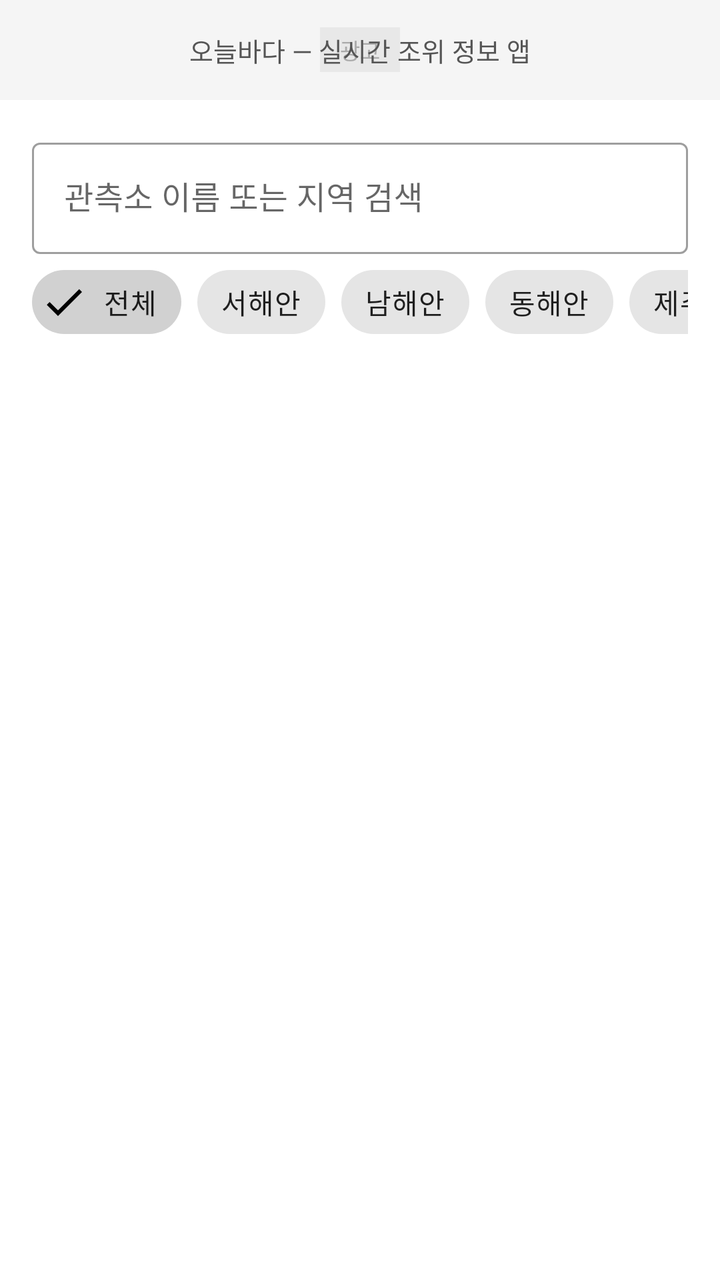
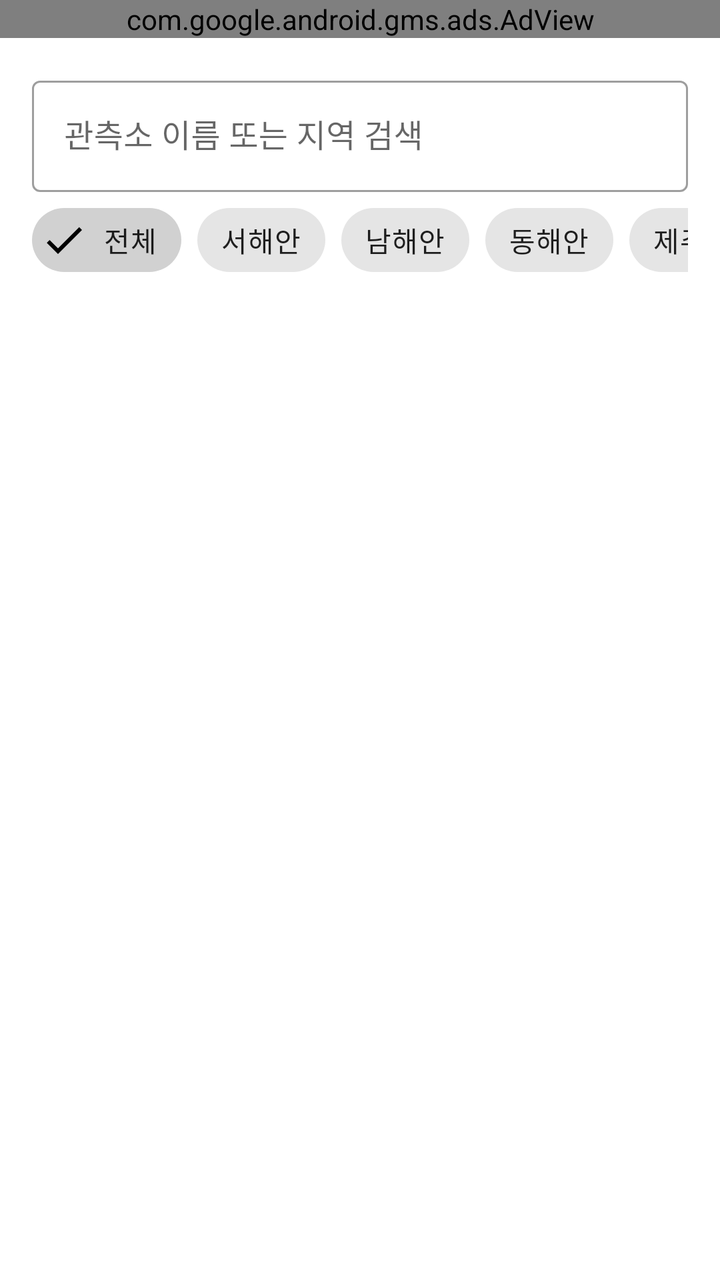

The first picture is an Android layout as it rendered before a commit; the second is the same layout after the commit. The layout source and the unified diff follow.
<!-- AndroidManifest.xml: application theme Theme.KoreTide -->
<!-- res/layout/fragment_search.xml -->
<?xml version="1.0" encoding="utf-8"?>
<androidx.constraintlayout.widget.ConstraintLayout
    xmlns:android="http://schemas.android.com/apk/res/android"
    xmlns:app="http://schemas.android.com/apk/res-auto"
    android:layout_width="match_parent"
    android:layout_height="match_parent"
    android:background="?android:attr/windowBackground">

    
    <FrameLayout
        android:id="@+id/adBanner"
        android:layout_width="0dp"
        android:layout_height="50dp"
        android:background="#F5F5F5"
        app:layout_constraintTop_toTopOf="parent"
        app:layout_constraintStart_toStartOf="parent"
        app:layout_constraintEnd_toEndOf="parent">

        <TextView
            android:layout_width="wrap_content"
            android:layout_height="wrap_content"
            android:layout_gravity="center"
            android:text="@string/ad_label"
            android:textSize="11sp"
            android:textColor="#AAAAAA"
            android:background="#E8E8E8"
            android:paddingHorizontal="10dp"
            android:paddingVertical="3dp" />

        <TextView
            android:layout_width="match_parent"
            android:layout_height="match_parent"
            android:gravity="center"
            android:text="오늘바다 — 실시간 조위 정보 앱"
            android:textSize="13sp"
            android:textColor="#555555" />
    </FrameLayout>

    <com.google.android.material.textfield.TextInputLayout
        android:id="@+id/tilSearch"
        style="@style/Widget.MaterialComponents.TextInputLayout.OutlinedBox"
        android:layout_width="0dp"
        android:layout_height="wrap_content"
        android:layout_margin="@dimen/spacing_md"
        app:layout_constraintTop_toBottomOf="@id/adBanner"
        app:layout_constraintStart_toStartOf="parent"
        app:layout_constraintEnd_toEndOf="parent">

        <com.google.android.material.textfield.TextInputEditText
            android:id="@+id/etSearch"
            android:layout_width="match_parent"
            android:layout_height="wrap_content"
            android:hint="@string/hint_search"
            android:inputType="text"
            android:imeOptions="actionSearch"
            android:singleLine="true" />
    </com.google.android.material.textfield.TextInputLayout>

    <HorizontalScrollView
        android:id="@+id/scrollChips"
        android:layout_width="0dp"
        android:layout_height="wrap_content"
        android:scrollbars="none"
        android:paddingHorizontal="@dimen/spacing_md"
        app:layout_constraintTop_toBottomOf="@id/tilSearch"
        app:layout_constraintStart_toStartOf="parent"
        app:layout_constraintEnd_toEndOf="parent">

        <com.google.android.material.chip.ChipGroup
            android:id="@+id/chipGroup"
            android:layout_width="wrap_content"
            android:layout_height="wrap_content"
            app:singleSelection="true">

            <com.google.android.material.chip.Chip
                android:id="@+id/chipAll"
                style="@style/Widget.MaterialComponents.Chip.Filter"
                android:layout_width="wrap_content"
                android:layout_height="wrap_content"
                android:text="@string/filter_all"
                android:checked="true" />

            <com.google.android.material.chip.Chip
                android:id="@+id/chipWest"
                style="@style/Widget.MaterialComponents.Chip.Filter"
                android:layout_width="wrap_content"
                android:layout_height="wrap_content"
                android:text="@string/filter_west" />

            <com.google.android.material.chip.Chip
                android:id="@+id/chipSouth"
                style="@style/Widget.MaterialComponents.Chip.Filter"
                android:layout_width="wrap_content"
                android:layout_height="wrap_content"
                android:text="@string/filter_south" />

            <com.google.android.material.chip.Chip
                android:id="@+id/chipEast"
                style="@style/Widget.MaterialComponents.Chip.Filter"
                android:layout_width="wrap_content"
                android:layout_height="wrap_content"
                android:text="@string/filter_east" />

            <com.google.android.material.chip.Chip
                android:id="@+id/chipJeju"
                style="@style/Widget.MaterialComponents.Chip.Filter"
                android:layout_width="wrap_content"
                android:layout_height="wrap_content"
                android:text="@string/filter_jeju" />
        </com.google.android.material.chip.ChipGroup>
    </HorizontalScrollView>

    <ProgressBar
        android:id="@+id/progressBar"
        android:layout_width="wrap_content"
        android:layout_height="wrap_content"
        android:visibility="gone"
        app:layout_constraintTop_toBottomOf="@id/scrollChips"
        app:layout_constraintStart_toStartOf="parent"
        app:layout_constraintEnd_toEndOf="parent" />

    <TextView
        android:id="@+id/tvEmpty"
        android:layout_width="wrap_content"
        android:layout_height="wrap_content"
        android:text="@string/no_stations"
        android:visibility="gone"
        android:textColor="?android:textColorSecondary"
        app:layout_constraintTop_toBottomOf="@id/scrollChips"
        app:layout_constraintStart_toStartOf="parent"
        app:layout_constraintEnd_toEndOf="parent"
        app:layout_constraintBottom_toBottomOf="parent" />

    <androidx.recyclerview.widget.RecyclerView
        android:id="@+id/recyclerStations"
        android:layout_width="0dp"
        android:layout_height="0dp"
        android:clipToPadding="false"
        android:paddingBottom="@dimen/spacing_md"
        app:layout_constraintTop_toBottomOf="@id/scrollChips"
        app:layout_constraintBottom_toBottomOf="parent"
        app:layout_constraintStart_toStartOf="parent"
        app:layout_constraintEnd_toEndOf="parent" />

</androidx.constraintlayout.widget.ConstraintLayout>
<!-- resources referenced by this layout -->
<resources>
  <dimen name="spacing_md">16dp</dimen>
  <string name="ad_label">광고</string>
  <string name="filter_all">전체</string>
  <string name="filter_east">동해안</string>
  <string name="filter_jeju">제주</string>
  <string name="filter_south">남해안</string>
  <string name="filter_west">서해안</string>
  <string name="hint_search">관측소 이름 또는 지역 검색</string>
  <string name="no_stations">검색 결과가 없습니다</string>
  <style name="Theme.KoreTide" parent="Theme.MaterialComponents.DayNight.DarkActionBar">
          <item name="colorPrimary">@color/ocean_blue</item>
          <item name="colorPrimaryVariant">@color/ocean_dark</item>
          <item name="colorOnPrimary">@android:color/white</item>
          <item name="colorSecondary">@color/teal</item>
          <item name="colorOnSecondary">@android:color/white</item>
          <item name="android:statusBarColor">?attr/colorPrimaryVariant</item>
          <item name="windowActionBar">false</item>
          <item name="windowNoTitle">true</item>
      </style>
  <color name="ocean_blue">#0288D1</color>
  <color name="ocean_dark">#01579B</color>
  <color name="teal">#00ACC1</color>
</resources>

<!-- the commit's change to res/layout/fragment_search.xml (unified diff, before → after) -->
@@ -7,34 +7,15 @@
     android:background="?android:attr/windowBackground">
 
     
-    <FrameLayout
-        android:id="@+id/adBanner"
+    <com.google.android.gms.ads.AdView
+        android:id="@+id/adBannerSearch"
         android:layout_width="0dp"
-        android:layout_height="50dp"
-        android:background="#F5F5F5"
+        android:layout_height="wrap_content"
+        app:adSize="BANNER"
+        app:adUnitId="@string/admob_banner_search_unit_id"
         app:layout_constraintTop_toTopOf="parent"
         app:layout_constraintStart_toStartOf="parent"
-        app:layout_constraintEnd_toEndOf="parent">
-
-        <TextView
-            android:layout_width="wrap_content"
-            android:layout_height="wrap_content"
-            android:layout_gravity="center"
-            android:text="@string/ad_label"
-            android:textSize="11sp"
-            android:textColor="#AAAAAA"
-            android:background="#E8E8E8"
-            android:paddingHorizontal="10dp"
-            android:paddingVertical="3dp" />
-
-        <TextView
-            android:layout_width="match_parent"
-            android:layout_height="match_parent"
-            android:gravity="center"
-            android:text="오늘바다 — 실시간 조위 정보 앱"
-            android:textSize="13sp"
-            android:textColor="#555555" />
-    </FrameLayout>
+        app:layout_constraintEnd_toEndOf="parent" />
 
     <com.google.android.material.textfield.TextInputLayout
         android:id="@+id/tilSearch"
@@ -42,7 +23,7 @@
         android:layout_width="0dp"
         android:layout_height="wrap_content"
         android:layout_margin="@dimen/spacing_md"
-        app:layout_constraintTop_toBottomOf="@id/adBanner"
+        app:layout_constraintTop_toBottomOf="@id/adBannerSearch"
         app:layout_constraintStart_toStartOf="parent"
         app:layout_constraintEnd_toEndOf="parent">
 
<!-- resource entries referenced after the edit -->
@@ -1,7 +1,7 @@
 <!-- resources referenced by this layout -->
 <resources>
   <dimen name="spacing_md">16dp</dimen>
-  <string name="ad_label">광고</string>
+  <string name="admob_banner_search_unit_id" translatable="false">ca-app-pub-3940256099942544/6300978111</string>
   <string name="filter_all">전체</string>
   <string name="filter_east">동해안</string>
   <string name="filter_jeju">제주</string>
